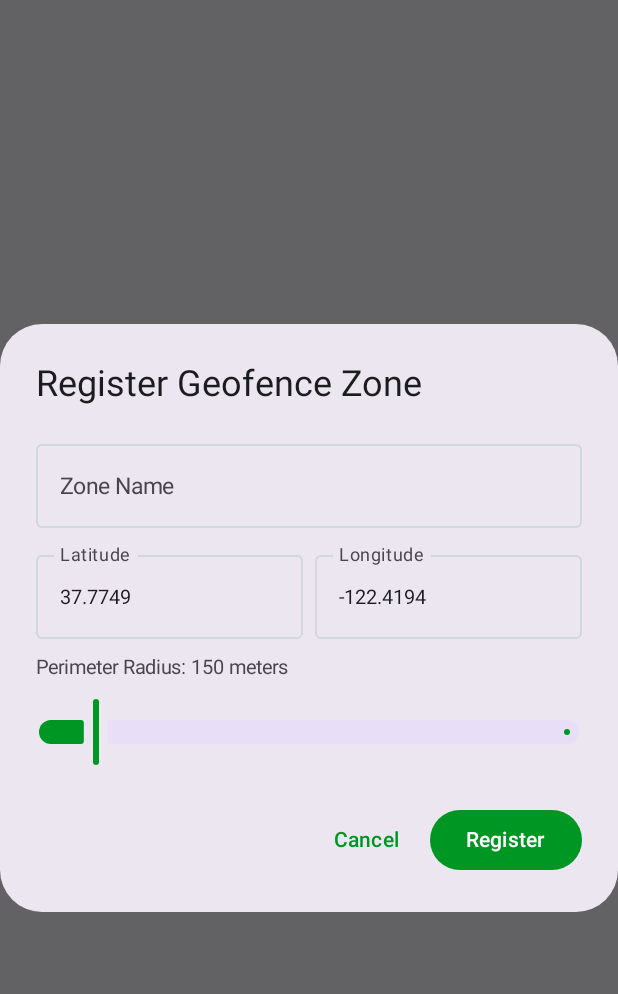
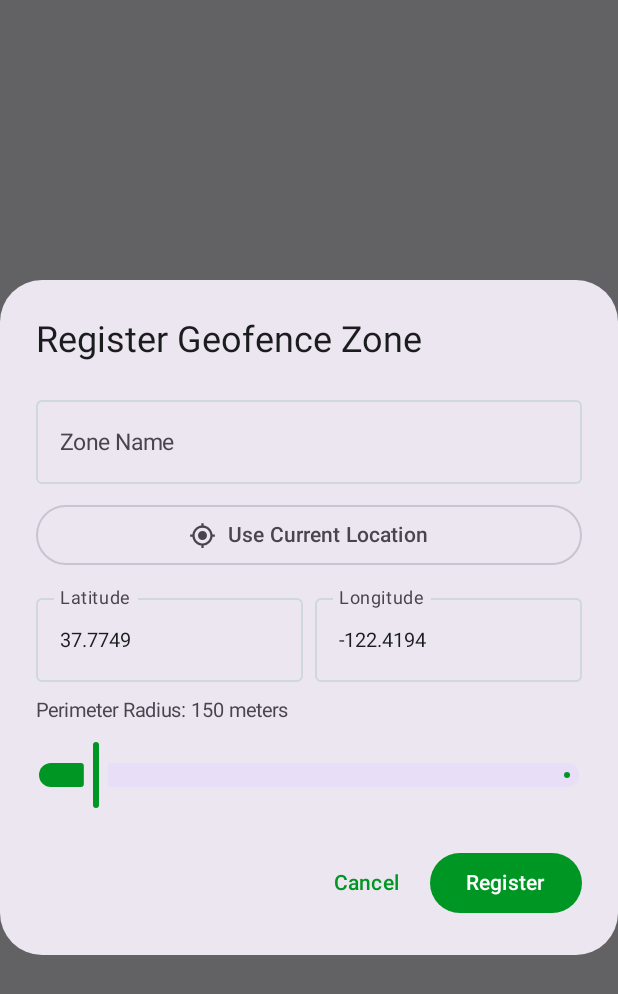
Before and after one commit to taqi-m/GuardianTrack, an Android app built with Jetpack Compose: the composable AddGeofenceDialog shown on its own in the app's theme, on a phone screen of 412 x 824 dp. Shown: the top 994 px of the screen. Run offline under Robolectric (Android 15) with nearby library versions, the phone set to English and light mode, and no system bars; 4 statements that could not run were skipped.

Commit message:
feat(geofence): add 'Use Current Location' auto-populate in perimeter dialog

```diff
--- a/app/src/main/java/com/guardiantrack/presentation/geofence/GeofenceContracts.kt
+++ b/app/src/main/java/com/guardiantrack/presentation/geofence/GeofenceContracts.kt
@@ -27,4 +27,5 @@ sealed interface GeofenceUiEvent {
     data class DeleteGeofence(val id: String) : GeofenceUiEvent
     data class ToggleActive(val id: String, val isActive: Boolean) : GeofenceUiEvent
     data object DismissMessage : GeofenceUiEvent
+    data object UseCurrentLocationClicked : GeofenceUiEvent
 }
--- a/app/src/main/java/com/guardiantrack/presentation/geofence/GeofenceScreen.kt
+++ b/app/src/main/java/com/guardiantrack/presentation/geofence/GeofenceScreen.kt
@@ -256,6 +256,19 @@ private fun AddGeofenceDialog(
                     modifier = Modifier.fillMaxWidth()
                 )
 
+                OutlinedButton(
+                    onClick = { onEvent(GeofenceUiEvent.UseCurrentLocationClicked) },
+                    modifier = Modifier.fillMaxWidth()
+                ) {
+                    Icon(
+                        imageVector = Icons.Default.MyLocation,
+                        contentDescription = "Use Current Location",
+                        modifier = Modifier.size(18.dp)
+                    )
+                    Spacer(modifier = Modifier.width(8.dp))
+                    Text("Use Current Location")
+                }
+
                 Row(horizontalArrangement = Arrangement.spacedBy(8.dp)) {
                     OutlinedTextField(
                         value = state.pendingLatitude,
```
Also changed, not shown: app/src/main/java/com/guardiantrack/presentation/geofence/GeofenceViewModel.kt (+22 -0 lines).
